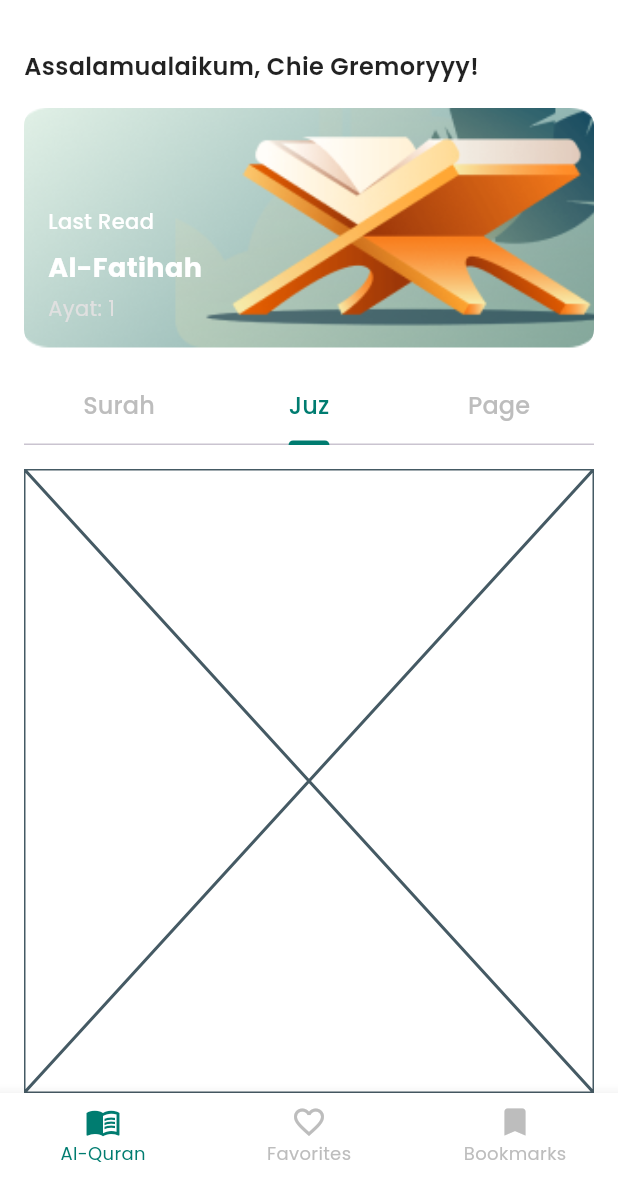
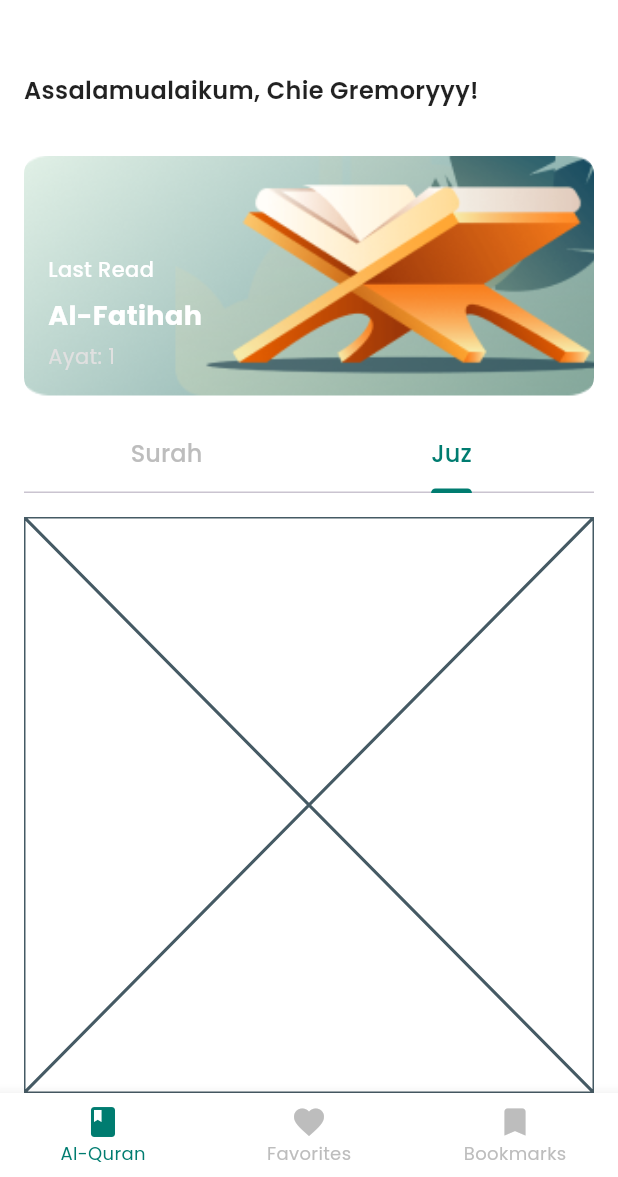
Before and after one commit to chiegremoryy/Smt5-PemrogramanPerangkatBergerak, a Flutter app: the HomeScreen screen opened directly, tab 2 chosen, after a tap on the "search" icon, after a tap on the "close" icon, on a phone screen of 412 x 824 dp, the part 59-1236 px from its top. Run offline on Flutter 3.47's test engine with Material 3 defaults, Android fonts, the phone set to English and light mode, and no system bars; our stand-ins replace dio, flutter_svg, google_fonts; network calls fail.

Commit message:
home update

```diff
--- a/uas/quran_connect/lib/components/home_screen.dart
+++ b/uas/quran_connect/lib/components/home_screen.dart
@@ -20,7 +20,6 @@ class _HomeScreenState extends State<HomeScreen> {
   List<dynamic> searchResults = [];
   bool isLoading = false;
 
-  // Fungsi untuk melakukan pencarian
   Future<void> searchSurah(String query) async {
     if (query.isEmpty) {
       setState(() {
@@ -85,7 +84,6 @@ class _HomeScreenState extends State<HomeScreen> {
                     : const TabBarView(
                         children: [
                           SurahTab(),
-                          Placeholder(),
                           Placeholder(),
                         ],
                       ),
@@ -159,16 +157,17 @@ class _HomeScreenState extends State<HomeScreen> {
             ),
           ),
         ),
-        const SizedBox(width: 8),
+        const SizedBox(width: 5),
         IconButton(
-          icon: const Icon(Icons.search, color: Colors.black87),
+          icon:
+              const Icon(Icons.search, color: Color.fromARGB(255, 0, 124, 112)),
           onPressed: () {
-            // Trigger search when the user clicks the search icon
             searchSurah(searchController.text);
           },
         ),
         IconButton(
-          icon: const Icon(Icons.close, color: Colors.black87),
+          icon:
+              const Icon(Icons.close, color: Color.fromARGB(255, 0, 124, 112)),
           onPressed: () {
             setState(() {
               isSearchVisible = false;
@@ -193,7 +192,7 @@ class _HomeScreenState extends State<HomeScreen> {
           style: GoogleFonts.poppins(
             fontSize: 16,
             fontWeight: FontWeight.w500,
-            color: Colors.grey.shade600, // Ubah warna sesuai kebutuhan
+            color: Colors.grey.shade600,
           ),
         ),
       );
@@ -211,8 +210,8 @@ class _HomeScreenState extends State<HomeScreen> {
                   result['text'] ?? 'Unknown',
                   style: GoogleFonts.poppins(
                     fontSize: 14,
-                    fontWeight: FontWeight.w400, // Sesuaikan gaya
-                    color: Colors.black87, // Sesuaikan warna teks
+                    fontWeight: FontWeight.w400,
+                    color: Colors.black87,
                   ),
                 ),
               ),
@@ -241,8 +240,9 @@ class _HomeScreenState extends State<HomeScreen> {
 
   Widget _buildHeader() {
     return Column(
-      crossAxisAlignment: CrossAxisAlignment.start,
+      crossAxisAlignment: CrossAxisAlignment.center,
       children: [
+        const SizedBox(height: 16),
         Text(
           "Assalamualaikum, $userName!",
           style: GoogleFonts.poppins(
@@ -250,7 +250,9 @@ class _HomeScreenState extends State<HomeScreen> {
             fontWeight: FontWeight.w600,
             color: Colors.black87,
           ),
+          textAlign: TextAlign.center,
         ),
+        const SizedBox(height: 16),
         RandomAyatWidget(),
       ],
     );
@@ -317,7 +319,6 @@ class _HomeScreenState extends State<HomeScreen> {
       tabs: const [
         Tab(text: 'Surah'),
         Tab(text: 'Juz'),
-        Tab(text: 'Page'),
       ],
     );
   }
@@ -332,11 +333,11 @@ class _HomeScreenState extends State<HomeScreen> {
       unselectedLabelStyle: GoogleFonts.poppins(fontSize: 12),
       items: const [
         BottomNavigationBarItem(
-          icon: Icon(Icons.menu_book),
+          icon: Icon(Icons.book_rounded),
           label: 'Al-Quran',
         ),
         BottomNavigationBarItem(
-          icon: Icon(Icons.favorite_border),
+          icon: Icon(Icons.favorite),
           label: 'Favorites',
         ),
         BottomNavigationBarItem(
```
